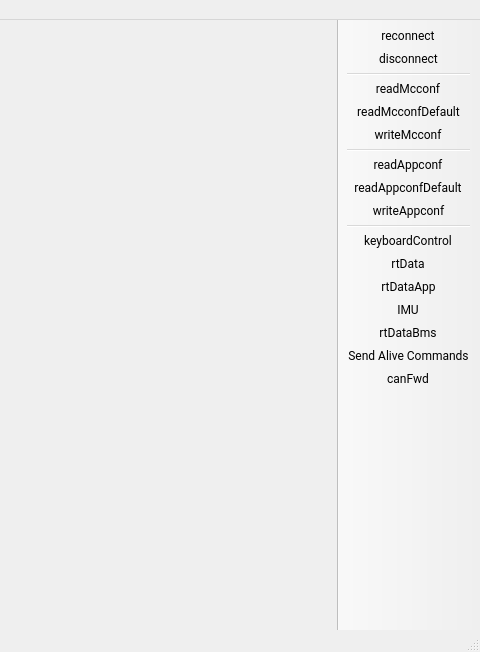
Above: mainwindow.ui from darwinbeing/vesc_tool before the change; both pictures show x 779 to 1259 and y 0 to 652 of the 1259 by 652 pixel window. Below: the same form after it.
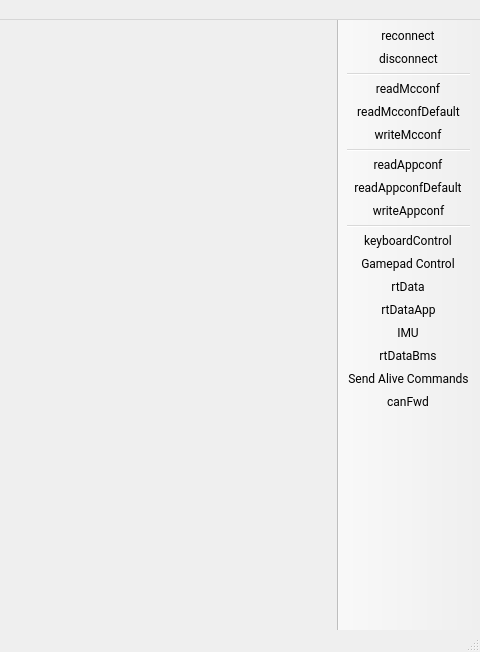
That is the form after the change. Icons and pictures are not drawn. Custom widgets are drawn as their Qt base class.

Commit message: Restore Gamepad Control action in MainWindow

```diff
--- a/mainwindow.ui
+++ b/mainwindow.ui
@@ -589,6 +589,7 @@
    <addaction name="actionWriteAppconf"/>
    <addaction name="separator"/>
    <addaction name="actionKeyboardControl"/>
+   <addaction name="actionGamepadControl"/>
    <addaction name="actionRtData"/>
    <addaction name="actionRtDataApp"/>
    <addaction name="actionIMU"/>
@@ -1111,6 +1112,17 @@
     <string>Stream BMS realtime data</string>
    </property>
   </action>
+  <action name="actionGamepadControl">
+   <property name="checkable">
+    <bool>true</bool>
+   </property>
+   <property name="text">
+    <string>Gamepad Control</string>
+   </property>
+   <property name="toolTip">
+    <string>Use Gamepad Control</string>
+   </property>
+  </action>
   <action name="actionParameterEditorCustomConf0">
    <property name="text">
     <string>Parameter Editor Custom Conf 0</string>
```
The commit also changes 2 other files.
